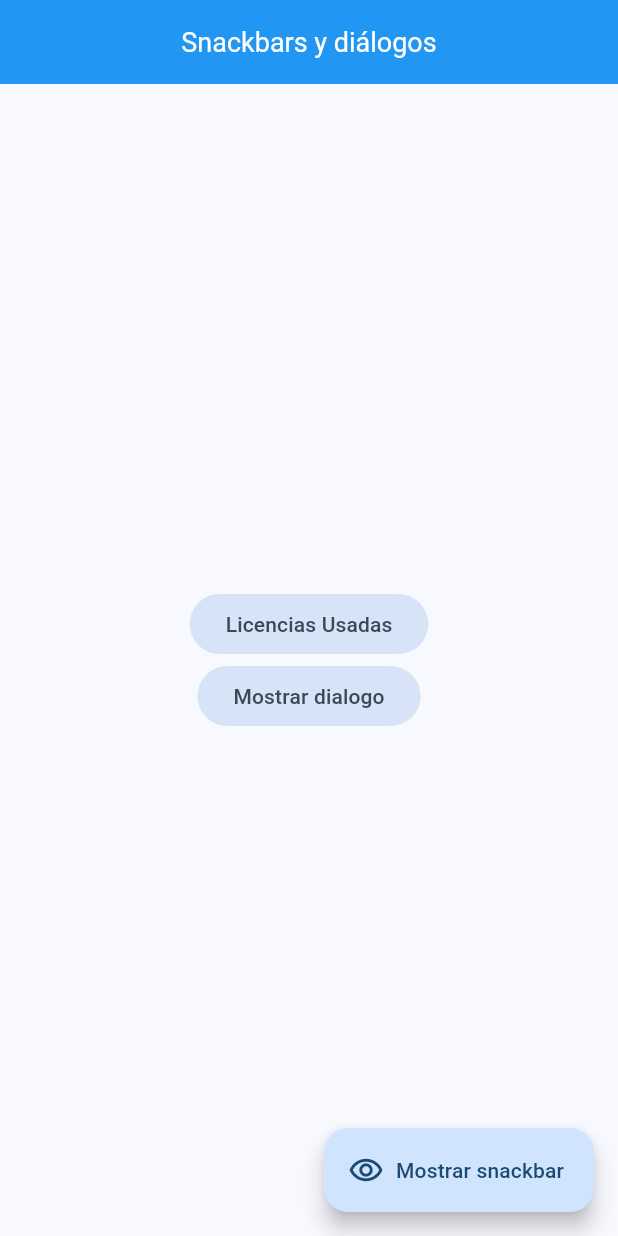
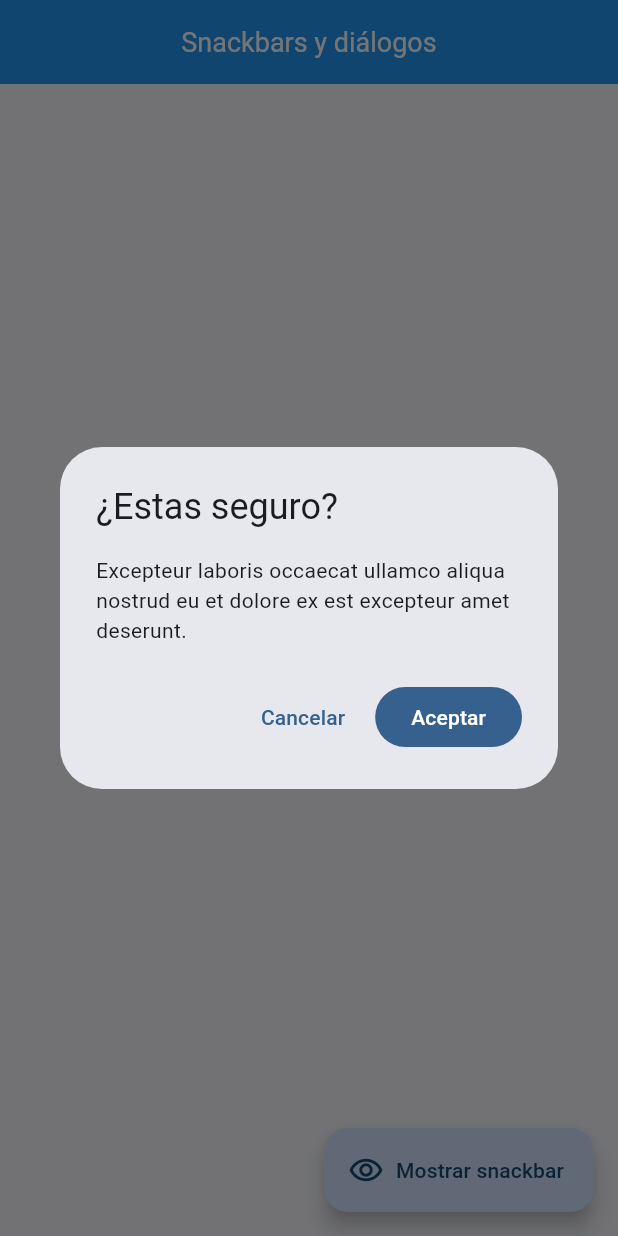
Before and after one commit to cadenaspm/widApp, a Flutter app: the SnackbarScreen screen opened by its route, after a tap on "Mostrar dialogo", on a phone screen of 412 x 824 dp. Run offline on Flutter 3.47's test engine with Material 3 defaults, Android fonts, the phone set to English and light mode, and no system bars; our stand-ins replace go_router.

```diff
--- a/lib/presentation/screens/snackbar/snackbar_screen.dart
+++ b/lib/presentation/screens/snackbar/snackbar_screen.dart
@@ -1,6 +1,7 @@
 
 
 import 'package:flutter/material.dart';
+import 'package:go_router/go_router.dart';
 
 class SnackbarScreen extends StatelessWidget {
 
@@ -21,6 +22,25 @@ class SnackbarScreen extends StatelessWidget {
   }
 
   void openDialog(BuildContext ctx){
+
+    showDialog(
+      context: ctx,
+      barrierDismissible: false,
+      builder: (context) => AlertDialog(
+        title: Text('¿Estas seguro?'),
+        content: Text('Excepteur laboris occaecat ullamco aliqua nostrud eu et dolore ex est excepteur amet deserunt.'),
+        actions: [
+          TextButton(
+            onPressed: () => ctx.pop(),
+            child: Text('Cancelar')
+          ),
+          FilledButton(
+            onPressed: () => ctx.pop(),
+            child: Text('Aceptar')
+          )
+        ],
+      ),
+    );
 
   }
 
@@ -52,7 +72,7 @@ class SnackbarScreen extends StatelessWidget {
             ),
 
             FilledButton.tonal(
-              onPressed: (){},
+              onPressed: () => openDialog(context),
               child: Text('Mostrar dialogo')
             )
           ],
```
